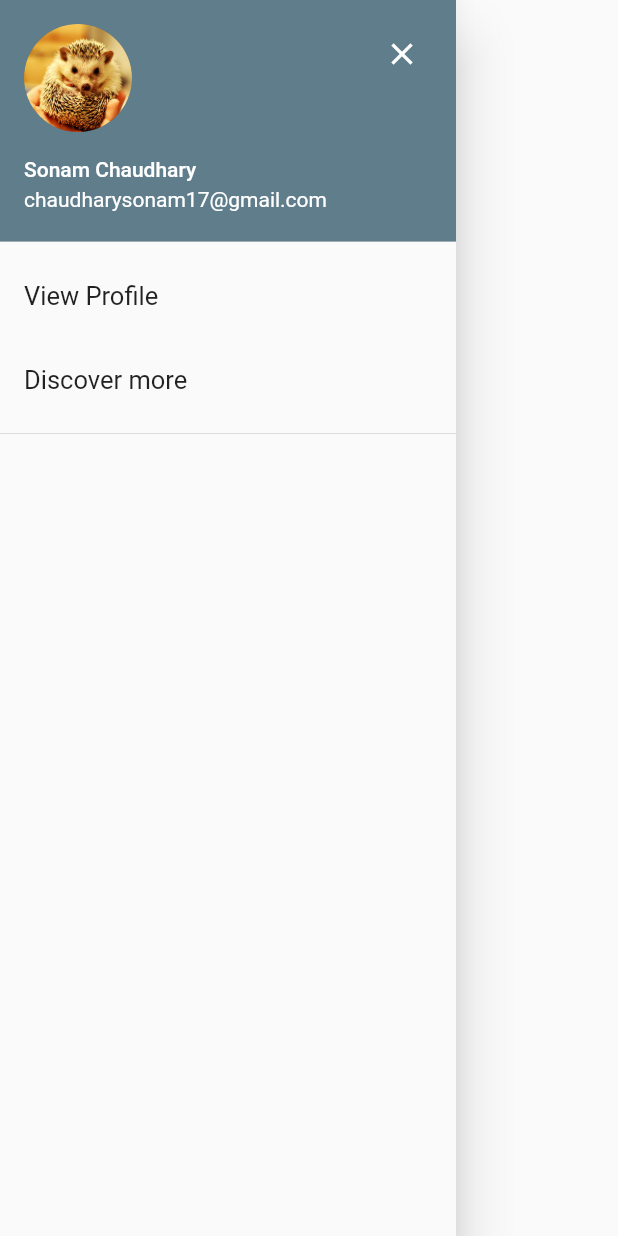
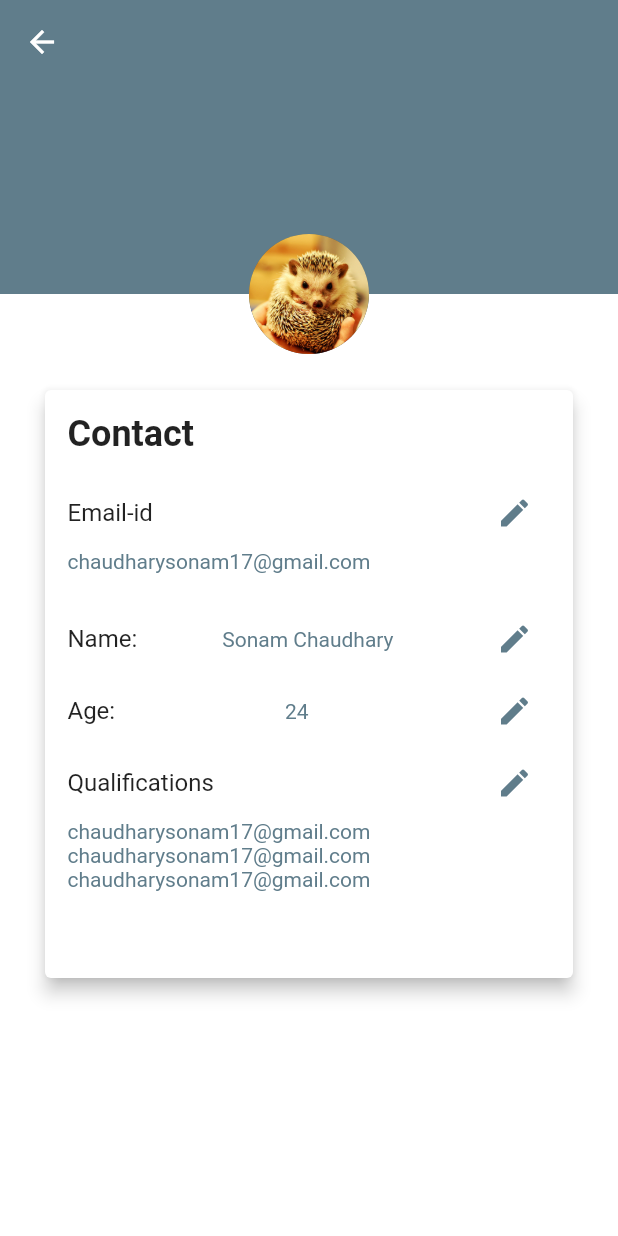
Before and after one commit to sonamchaudhary/sample_app, a Flutter app: the DrawerComponent widget shown alone on an empty page, opened directly, after a tap on "View Profile", on a phone screen of 412 x 824 dp. Run offline on Flutter 3.47's test engine with Material 2 defaults, Android fonts, the phone set to English and light mode, and no system bars.

Commit message:
profile page created

```diff
--- a/lib/components/drawer.dart
+++ b/lib/components/drawer.dart
@@ -25,7 +25,9 @@ class DrawerComponent extends StatelessWidget {
           ),
           ListTile(
             title: const Text('View Profile',style: TextStyle(fontSize: 17.0),),
-            onTap: () {},
+            onTap: () {
+              Navigator.pushNamed(context, '/profile');
+            },
           ),
           ListTile(
             title: const Text('Discover more',style: TextStyle(fontSize: 17.0),),
--- /dev/null
+++ b/lib/components/profile_page_card.dart
@@ -0,0 +1,132 @@
+import 'package:flutter/material.dart';
+
+class ProfilePageCard extends StatelessWidget {
+  @override
+  Widget build(BuildContext context) {
+    return Card(
+      elevation: 5.0,
+      child: Column(
+        children: <Widget>[
+          Container(
+            padding: EdgeInsets.symmetric(vertical: 15.0, horizontal: 15.0),
+            child: Row(
+              mainAxisAlignment: MainAxisAlignment.start,
+              children: <Widget>[
+                Text(
+                  'Contact',
+                  style: TextStyle(fontSize: 24.0, fontWeight: FontWeight.w600),
+                ),
+              ],
+            ),
+          ),
+          Container(
+              padding: EdgeInsets.symmetric(horizontal: 15.0),
+              child: Column(
+                children: <Widget>[
+                  Row(
+                    children: <Widget>[
+                      Text(
+                        'Email-id',
+                        style: TextStyle(
+                          fontSize: 16.0,
+                        ),
+                      ),
+                      Spacer(),
+                      IconButton(
+                        icon: Icon(
+                          Icons.edit,
+                          color: Colors.blueGrey,
+                        ),
+                        onPressed: () {},
+                      )
+                    ],
+                  ),
+                  Row(
+                    children: <Widget>[Text('chaudharysonam17@gmail.com',style: TextStyle(color: Colors.blueGrey),)],
+                  )
+                ],
+              )),
+          SizedBox(
+            height: 20.0,
+          ),
+          Container(
+            padding: EdgeInsets.symmetric(horizontal: 15.0),
+            child: Row(
+              children: <Widget>[
+                Text(
+                  'Name:',
+                  style: TextStyle(
+                    fontSize: 16.0,
+                  ),
+                ),
+                Spacer(),
+                Text('Sonam Chaudhary',style: TextStyle(color: Colors.blueGrey),),
+                Spacer(),
+                IconButton(
+                  icon: Icon(Icons.edit, color: Colors.blueGrey),
+                  onPressed: () {},
+                )
+              ],
+            ),
+          ),
+          Container(
+            padding: EdgeInsets.symmetric(horizontal: 15.0),
+            child: Row(
+              children: <Widget>[
+                Text(
+                  'Age:',
+                  style: TextStyle(
+                    fontSize: 16.0,
+                  ),
+                ),
+                Spacer(),
+                Text('24',style: TextStyle(color: Colors.blueGrey),),
+                Spacer(),
+                IconButton(
+                  icon: Icon(Icons.edit, color: Colors.blueGrey),
+                  onPressed: () {},
+                )
+              ],
+            ),
+          ),
+               Container(
+              padding: EdgeInsets.symmetric(horizontal: 15.0),
+              child: Column(
+                children: <Widget>[
+                  Row(
+                    children: <Widget>[
+                      Text(
+                        'Qualifications',
+                        style: TextStyle(
+                          fontSize: 16.0,
+                        ),
+                      ),
+                      Spacer(),
+                      IconButton(
+                        icon: Icon(
+                          Icons.edit,
+                          color: Colors.blueGrey,
+                        ),
+                        onPressed: () {},
+                      )
+                    ],
+                  ),
+                  Row(
+                    children: <Widget>[Text('chaudharysonam17@gmail.com',
+                    style: TextStyle(color: Colors.blueGrey),)],
+                  ),
+                  Row(
+                    children: <Widget>[Text('chaudharysonam17@gmail.com',
+                    style: TextStyle(color: Colors.blueGrey),)],
+                  ),
+                  Row(
+                    children: <Widget>[Text('chaudharysonam17@gmail.com',
+                    style: TextStyle(color: Colors.blueGrey),)],
+                  )
+                ],
+              )),
+        ],
+      ),
+    );
+  }
+}
--- a/lib/homepage.dart
+++ b/lib/homepage.dart
@@ -55,9 +55,10 @@ class _MyHomePageState extends State<MyHomePage> {
       ),
       drawer: DrawerComponent(),
       body: Container(
-        height: 800.0,
           color: Colors.grey[350],
           child: ListView(
+            shrinkWrap: true,
+            // padding: const EdgeInsets.all(20.0),
             children: <Widget>[
               Padding(
                 padding: EdgeInsets.all(10.0),
@@ -67,14 +68,13 @@ class _MyHomePageState extends State<MyHomePage> {
                 ),
               ),
               CardComponent(),
-              // Container(
-              //   height: 10.0,
-              // ),
+              Container(
+                height: 10.0,
+              ),
               AddPostComponent(),
               ListCardComponent(),
             ],
-          )
-          ),
+          )),
       // floatingActionButton: FloatingActionButton(
       //   onPressed:(){},
       //   tooltip: 'Increment',
--- a/lib/main.dart
+++ b/lib/main.dart
@@ -1,6 +1,7 @@
 import 'package:flutter/material.dart';
 
 import './homepage.dart';
+import './profilePage.dart';
 
 void main() => runApp(MyApp());
 
@@ -8,11 +9,16 @@ class MyApp extends StatelessWidget {
   @override
   Widget build(BuildContext context) {
     return MaterialApp(
+       routes: <String, WidgetBuilder> {
+      '/profile': (BuildContext context) => MyProfilePage(),
+      '/homepage': (BuildContext context) => MyHomePage(),
+      // '/c': (BuildContext context) => MyPage(title: 'page C'),
+    },
       title: 'Flutter Demo',
       theme: ThemeData(
         primarySwatch: Colors.blueGrey,
       ),
-      home: MyHomePage(),
+      home:MyHomePage(),
     );
   }
 }
--- a/lib/profilePage.dart
+++ b/lib/profilePage.dart
@@ -1,10 +1,46 @@
 import 'package:flutter/material.dart';
 
-class  ProfilePage extends StatelessWidget {
-   @override
-   Widget build(BuildContext context) {
+import './components/profile_page_card.dart';
+
+class MyProfilePage extends StatelessWidget {
+  @override
+  Widget build(BuildContext context) {
     return Scaffold(
-
-    );
+        appBar: AppBar(
+          backgroundColor: Colors.blueGrey,
+          elevation: 0.0,
+        ),
+        body: Container(
+          color: Colors.white,
+          child: Column(
+            children: <Widget>[
+              Stack(
+                alignment: Alignment.bottomCenter,
+                children: <Widget>[
+                  Container(
+                    height: 180.0,
+                    color: Colors.blueGrey,
+                  ),
+                  Container(
+                    height: 40.0,
+                    color: Colors.white,
+                  ),
+                  CircleAvatar(
+                    backgroundImage: AssetImage('assets/dummy.jpg'),
+                    radius: 40.0,
+                  ),
+                ],
+              ),
+              Padding(
+                padding: EdgeInsets.only(bottom: 20.0),
+              ),
+              Container(
+               height: 400.0,
+                width: 360.0,
+                child:ProfilePageCard(),
+              )
+            ],
+          ),
+        ));
+  }
 }
-}
```
